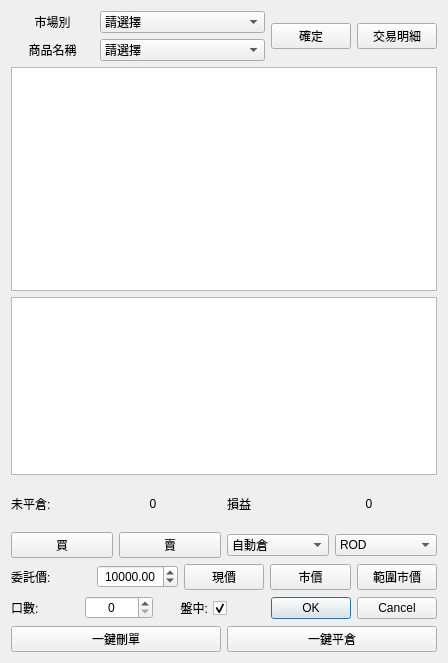
This is APIver3/UI/Commodity.ui in clamgee/python-code as Qt 5 draws it before an edit. The edited form follows.
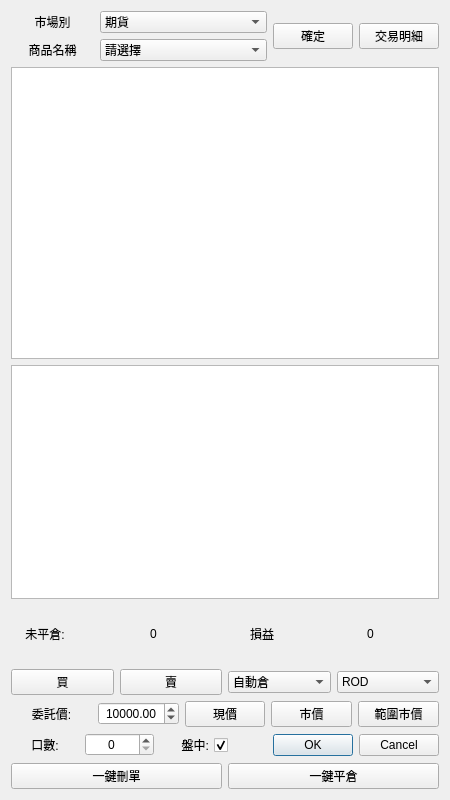
This is the edited form.

```diff
--- a/APIver3/UI/Commodity.ui
+++ b/APIver3/UI/Commodity.ui
@@ -6,10 +6,25 @@
    <rect>
     <x>0</x>
     <y>0</y>
-    <width>448</width>
-    <height>663</height>
+    <width>450</width>
+    <height>800</height>
    </rect>
   </property>
+  <property name="minimumSize">
+   <size>
+    <width>0</width>
+    <height>0</height>
+   </size>
+  </property>
+  <property name="baseSize">
+   <size>
+    <width>450</width>
+    <height>800</height>
+   </size>
+  </property>
+  <property name="contextMenuPolicy">
+   <enum>Qt::ActionsContextMenu</enum>
+  </property>
   <property name="windowTitle">
    <string>商品五檔&amp;大小單&amp;下單</string>
   </property>
@@ -34,9 +49,23 @@
            </item>
            <item>
             <widget class="QComboBox" name="Market_comboBox">
+             <property name="currentIndex">
+              <number>2</number>
+             </property>
+             <property name="maxVisibleItems">
+              <number>4</number>
+             </property>
+             <property name="maxCount">
+              <number>4</number>
+             </property>
              <item>
               <property name="text">
-               <string>請選擇</string>
+               <string>上市</string>
+              </property>
+             </item>
+             <item>
+              <property name="text">
+               <string>上櫃</string>
               </property>
              </item>
              <item>
@@ -107,6 +136,9 @@
          <property name="text">
           <string>未平倉:</string>
          </property>
+         <property name="alignment">
+          <set>Qt::AlignCenter</set>
+         </property>
         </widget>
        </item>
        <item>
@@ -124,6 +156,9 @@
          <property name="text">
           <string>損益</string>
          </property>
+         <property name="alignment">
+          <set>Qt::AlignCenter</set>
+         </property>
         </widget>
        </item>
        <item>
@@ -201,6 +236,9 @@
          <property name="text">
           <string>委託價:</string>
          </property>
+         <property name="alignment">
+          <set>Qt::AlignCenter</set>
+         </property>
         </widget>
        </item>
        <item>
@@ -246,6 +284,9 @@
          <property name="text">
           <string>口數:</string>
          </property>
+         <property name="alignment">
+          <set>Qt::AlignCenter</set>
+         </property>
         </widget>
        </item>
        <item>
```
Left out of the diff: 46 changed lines with no effect on the pictures.
